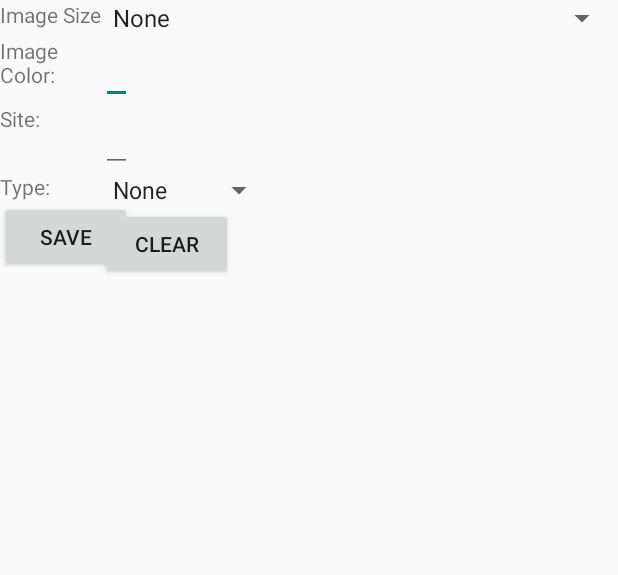
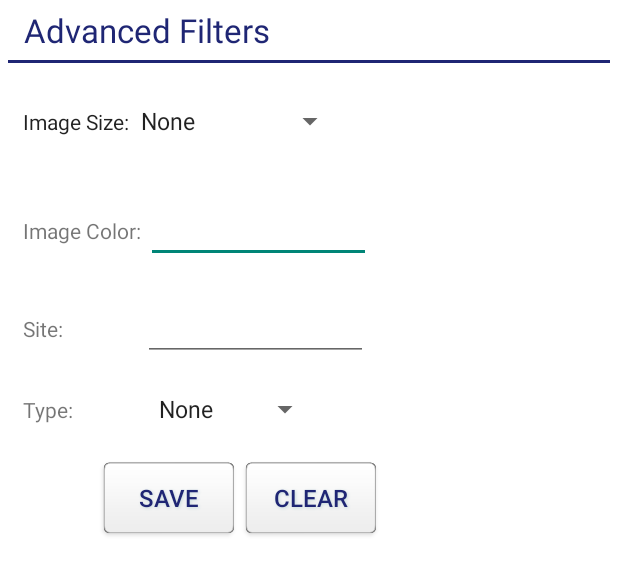
Before and after one commit to priyam/GridImageSearch, an Android app: the layout activity_filters.xml on its own in the app's theme, with its tools: preview values and no code run, on a phone screen of 412 x 824 dp. Shown: the top 575 px of the screen. Run offline under Robolectric (Android 15) with nearby library versions, the light colour scheme and no system bars.

Commit message:
updated UI and added custom view for dialog fragment

```diff
--- a/app/src/main/AndroidManifest.xml
+++ b/app/src/main/AndroidManifest.xml
@@ -28,7 +28,9 @@
         </activity>
         <activity
             android:name=".activities.FiltersDialog"
-            android:label="@string/title_activity_set_filters" >
+            android:label="@string/title_activity_set_filters"
+           >
+
         </activity>
     </application>
 
--- a/app/src/main/java/com/pc/gridimagesearch/activities/FiltersDialog.java
+++ b/app/src/main/java/com/pc/gridimagesearch/activities/FiltersDialog.java
@@ -1,6 +1,8 @@
 package com.pc.gridimagesearch.activities;
 
+import android.app.Dialog;
 import android.content.res.Resources;
+import android.graphics.Color;
 import android.support.v4.app.DialogFragment;
 import android.support.v7.app.ActionBarActivity;
 import android.os.Bundle;
@@ -10,11 +12,13 @@ import android.view.Menu;
 import android.view.MenuItem;
 import android.view.View;
 import android.view.ViewGroup;
+import android.view.Window;
 import android.view.WindowManager;
 import android.widget.ArrayAdapter;
 import android.widget.Button;
 import android.widget.EditText;
 import android.widget.Spinner;
+import android.widget.TextView;
 
 import com.pc.gridimagesearch.R;
 import com.pc.gridimagesearch.models.ImageRequestFilters;
@@ -53,7 +57,10 @@ public class FiltersDialog extends DialogFragment {
         View view = inflater.inflate(R.layout.activity_filters, container);
         //spImageSize = (Spinner) view.findViewById(R.id.spImageSize);
         String title = getArguments().getString("title", "Advanced Filters");
-        getDialog().setTitle(title);
+        Dialog dialog = getDialog();
+        dialog.requestWindowFeature(Window.FEATURE_NO_TITLE);
+        dialog.setContentView(R.layout.activity_filters);
+        ((TextView) dialog.findViewById(R.id.tvDialogTitle)).setText(title);
         Button btnSave = (Button) view.findViewById(R.id.btnSave);
         Resources res = getResources();
         spImageSize= (Spinner) view.findViewById(R.id.spImageSize);
--- a/app/src/main/java/com/pc/gridimagesearch/activities/SearchActivity.java
+++ b/app/src/main/java/com/pc/gridimagesearch/activities/SearchActivity.java
@@ -160,7 +160,7 @@ public class SearchActivity extends ActionBarActivity {
     {
         AsyncHttpClient client = new AsyncHttpClient();
 
-        //Log.d("ERROR", url);
+        Log.d("ERROR", url);
         // https://ajax.googleapis.com/ajax/services/search/images?v=1.0&q=android&rsz=1
         client.get(url, new JsonHttpResponseHandler() {
             @Override
--- a/app/src/main/res/layout/activity_filters.xml
+++ b/app/src/main/res/layout/activity_filters.xml
@@ -1,20 +1,52 @@
-<RelativeLayout xmlns:android="http://schemas.android.com/apk/res/android"
+<LinearLayout xmlns:android="http://schemas.android.com/apk/res/android"
     xmlns:tools="http://schemas.android.com/tools" android:layout_width="match_parent"
     android:layout_height="match_parent"
     tools:context="com.pc.gridimagesearch.activities.FiltersDialog"
     android:id="@+id/set_filters"
+    android:orientation="vertical"
+    android:padding="5dp"
+    android:backgroundTint="@color/background_floating_material_light"
+    android:background="#ffdcd6d6"
+    android:backgroundTintMode="src_over"
+    android:baselineAligned="true">
+
+    <LinearLayout
+        android:layout_width="match_parent"
+        android:layout_height="wrap_content"
+        android:orientation="vertical"
         >
-
-
         <TextView
             android:layout_width="wrap_content"
             android:layout_height="wrap_content"
-        android:text="Image Size"
+            android:id="@+id/tvDialogTitle"
+            android:text="Advanced Filters"
+            android:textColor="#ff1f2674"
+            android:textAppearance="?android:attr/textAppearanceLarge"
+            android:layout_marginLeft="10dp"
+            android:gravity="center"
+            />
+        <ImageView
+            android:layout_width="fill_parent"
+            android:layout_height="2dp"
+            android:layout_marginTop="5dp"
+            android:background="#ff1f2674"
+            />
+    </LinearLayout>
+
+    <LinearLayout
+        android:layout_width="match_parent"
+        android:layout_height="wrap_content"
+        android:orientation="horizontal"
+        android:padding="10dp"
+        >
+        <TextView
+            android:layout_width="wrap_content"
+            android:layout_height="58dp"
+            android:text="Image Size:"
+            android:textSize="14sp"
             android:id="@+id/tvImageSize"
-        android:layout_alignParentTop="true"
-        android:layout_alignParentLeft="true"
-        android:layout_alignParentStart="true"
-        android:layout_alignBottom="@+id/spImageSize"
+            style="@style/Base.V21.Theme.AppCompat.Dialog"
+            android:gravity="left|center_vertical"
             />
 
         <Spinner
@@ -30,6 +62,15 @@
             android:layout_toEndOf="@+id/tvImageSize"
             />
 
+        </LinearLayout>
+
+    <LinearLayout
+        android:layout_width="match_parent"
+        android:layout_height="wrap_content"
+        android:orientation="horizontal"
+        android:padding="10dp"
+        >
+
     <TextView
         android:layout_width="wrap_content"
         android:layout_height="wrap_content"
@@ -38,6 +79,7 @@
         android:layout_below="@+id/spImageSize"
         android:layout_toLeftOf="@+id/spImageSize"
         android:layout_alignParentStart="true"
+        android:layout_alignParentLeft="true"
         />
 
     <EditText
@@ -48,7 +90,16 @@
         android:layout_below="@+id/spImageSize"
         android:layout_alignLeft="@+id/spImageSize"
         android:layout_toRightOf="@id/tvImageColor"
-        />
+        android:maxLines="1"
+        android:minWidth="150dp" />
+    </LinearLayout>
+
+    <LinearLayout
+        android:layout_width="match_parent"
+        android:layout_height="wrap_content"
+        android:orientation="horizontal"
+        android:padding="10dp"
+        >
 
     <TextView
         android:layout_width="wrap_content"
@@ -58,6 +109,7 @@
         android:layout_below="@+id/etImageColor"
         android:layout_toLeftOf="@+id/etImageColor"
         android:layout_alignParentStart="true"
+        android:layout_alignParentLeft="true"
         />
 
     <EditText
@@ -68,8 +120,17 @@
         android:layout_below="@+id/etImageColor"
         android:layout_alignLeft="@+id/etImageColor"
         android:layout_toRightOf="@id/tvImageColor"
-        />
+        android:layout_marginLeft="50dp"
+        android:minWidth="150dp"
+        android:maxLines="1" />
+</LinearLayout>
 
+    <LinearLayout
+        android:layout_width="match_parent"
+        android:layout_height="wrap_content"
+        android:orientation="horizontal"
+        android:padding="10dp"
+        >
 <TextView
         android:layout_width="wrap_content"
         android:layout_height="wrap_content"
@@ -78,6 +139,7 @@
         android:layout_below="@+id/etImageSite"
         android:layout_toLeftOf="@+id/etImageSite"
         android:layout_alignParentStart="true"
+        android:layout_alignParentLeft="true"
         />
 
     <Spinner
@@ -89,25 +151,41 @@
         android:layout_below="@+id/etImageSite"
         android:layout_alignLeft="@+id/etImageSite"
         android:layout_toRightOf="@id/tvImageSite"
+        android:layout_marginLeft="45dp"
+        />
+</LinearLayout>
+
+    <LinearLayout
+        android:layout_width="match_parent"
+        android:layout_height="wrap_content"
+        android:orientation="horizontal"
+        android:padding="10dp"
+        android:layout_marginLeft="50dp"
+        >
+    <Button
+        android:layout_width="wrap_content"
+        android:layout_height="wrap_content"
+        android:text="Save"
+        android:id="@+id/btnSave"
+        android:padding="0dp"
+        style="@style/ButtonText"
+        android:background="@drawable/btn_white_matte"
+        android:layout_below="@+id/tvImageType"
+        android:layout_alignLeft="@+id/tvImageType"
+        android:layout_alignStart="@+id/spImageType"
+        android:layout_alignTop="@+id/btnClear"
         />
 
     <Button
         android:layout_width="wrap_content"
         android:layout_height="wrap_content"
-        android:text="Save"
-        android:id="@+id/btnSave"
-        android:layout_below="@+id/tvImageType"
-        android:layout_alignLeft="@+id/tvImageType"
-        android:layout_alignStart="@+id/spImageType" />
-
-    <Button
-        android:layout_width="wrap_content"
-        android:layout_height="wrap_content"
         android:text="Clear"
+        style="@style/ButtonText"
+        android:background="@drawable/btn_white_matte"
         android:id="@+id/btnClear"
         android:layout_below="@+id/spImageType"
         android:layout_alignLeft="@+id/spImageType"
         android:layout_toRightOf="@+id/btnSave" />
+</LinearLayout>
 
-
-</RelativeLayout>
+</LinearLayout>
--- a/app/src/main/res/values/strings.xml
+++ b/app/src/main/res/values/strings.xml
@@ -11,5 +11,4 @@
     <string name="title_activity_set_filters">SetFiltersActivity</string>
     <string name="image_size">Image Size</string>
     <string name="Image_Color">Image Color</string>
-
 </resources>
--- a/app/src/main/res/values/styles.xml
+++ b/app/src/main/res/values/styles.xml
@@ -5,4 +5,19 @@
         <!-- Customize your theme here. -->
     </style>
 
+    <style name="ButtonText">
+        <item name="android:layout_width">wrap_content</item>
+        <item name="android:layout_height">wrap_content</item>
+        <item name="android:textColor">#ff1f2674</item>
+        <item name="android:gravity">center</item>
+        <item name="android:layout_margin">3dp</item>
+        <item name="android:textSize">16dp</item>
+        <item name="android:shadowColor">#ffc7dbdc</item>
+        <item name="android:shadowDx">1</item>
+        <item name="android:shadowDy">1</item>
+        <item name="android:shadowRadius">2</item>
+        <item name="android:paddingLeft">10dp</item>
+        <item name="android:paddingRight">10dp</item>
+    </style>
+
 </resources>
```
Also changed, not shown: app/src/main/res/drawable-hdpi/btn_black.9.png (added), app/src/main/res/drawable-hdpi/btn_blue_matte.9.png (added), app/src/main/res/drawable-hdpi/btn_green_matte.9.png (added), app/src/main/res/drawable-hdpi/btn_orange_matte.9.png (added), app/src/main/res/drawable-hdpi/btn_pink_matte.9.png (added), app/src/main/res/drawable-hdpi/btn_red_matte.9.png (added), app/src/main/res/drawable-hdpi/btn_white_matte.9.png (added). Lines whose indentation alone changed are shown as unchanged.
